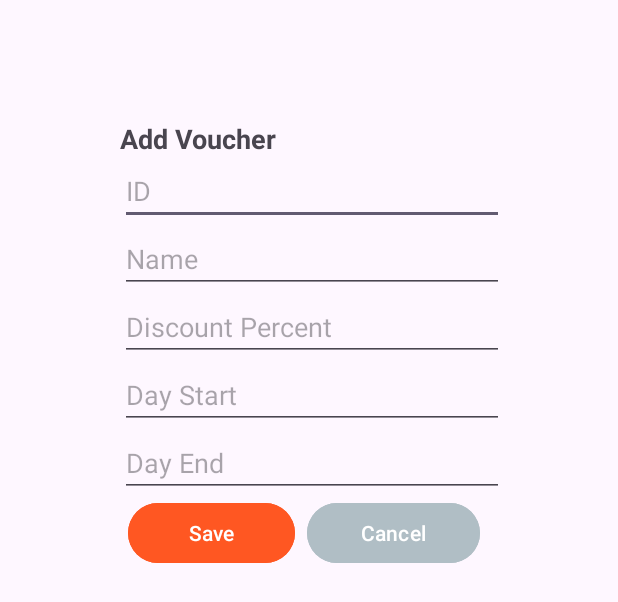
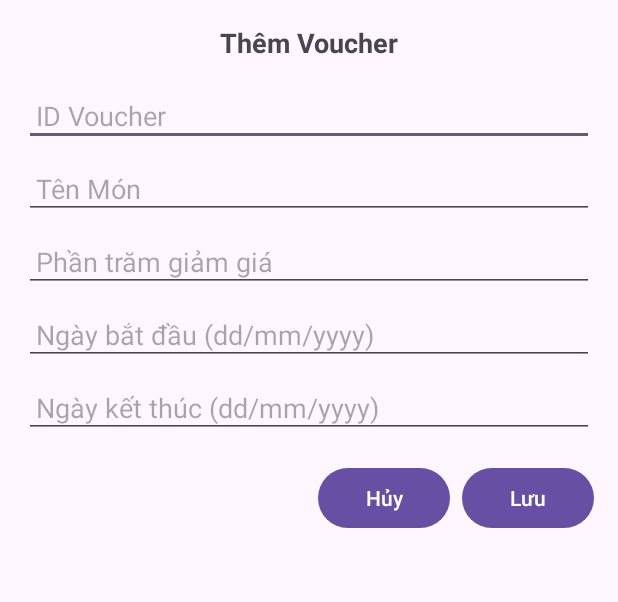
Before and after one commit to pqhuy454/PTUDDiDong_Nhom24_64HTTT4, an Android app: the layout lt_dialog_add_voucher.xml on its own in the app's theme, with its tools: preview values and no code run, on a phone screen of 412 x 824 dp. Shown: the top 602 px of the screen. Run offline under Robolectric (Android 15) with nearby library versions, the phone set to English and light mode, and no system bars.

Commit message:
done voucher

```diff
--- a/app/src/main/res/layout/lt_dialog_add_voucher.xml
+++ b/app/src/main/res/layout/lt_dialog_add_voucher.xml
@@ -1,69 +1,81 @@
+<?xml version="1.0" encoding="utf-8"?>
 <LinearLayout xmlns:android="http://schemas.android.com/apk/res/android"
     android:layout_width="match_parent"
     android:layout_height="wrap_content"
     android:orientation="vertical"
-    android:padding="80dp">
+    android:padding="16dp">
 
     <TextView
-        android:layout_width="wrap_content"
+        android:layout_width="match_parent"
         android:layout_height="wrap_content"
-        android:text="Add Voucher"
+        android:text="Thêm Voucher"
         android:textSize="18sp"
-        android:textStyle="bold" />
+        android:textStyle="bold"
+        android:gravity="center"
+        android:paddingBottom="16dp"/>
 
     <EditText
         android:id="@+id/voucherIdInput"
-        android:layout_width="277dp"
+        android:layout_width="match_parent"
         android:layout_height="wrap_content"
-        android:hint="ID" />
+        android:hint="ID Voucher"
+        android:inputType="text"
+        android:padding="8dp"
+        android:layout_marginBottom="8dp"/>
 
     <EditText
         android:id="@+id/voucherNameInput"
-        android:layout_width="277dp"
+        android:layout_width="match_parent"
         android:layout_height="wrap_content"
-        android:hint="Name" />
+        android:hint="Tên Món"
+        android:inputType="text"
+        android:padding="8dp"
+        android:layout_marginBottom="8dp"/>
 
     <EditText
         android:id="@+id/discountPercentInput"
-        android:layout_width="278dp"
+        android:layout_width="match_parent"
         android:layout_height="wrap_content"
-        android:hint="Discount Percent"
-        android:inputType="number" />
+        android:hint="Phần trăm giảm giá"
+        android:inputType="numberDecimal"
+        android:padding="8dp"
+        android:layout_marginBottom="8dp"/>
 
     <EditText
         android:id="@+id/dayStartInput"
-        android:layout_width="277dp"
+        android:layout_width="match_parent"
         android:layout_height="wrap_content"
-        android:hint="Day Start"
-        android:inputType="date" />
+        android:hint="Ngày bắt đầu (dd/mm/yyyy)"
+        android:inputType="text"
+        android:padding="8dp"
+        android:layout_marginBottom="8dp"/>
 
     <EditText
         android:id="@+id/dayEndInput"
-        android:layout_width="277dp"
+        android:layout_width="match_parent"
         android:layout_height="wrap_content"
-        android:hint="Day End"
-        android:inputType="date" />
+        android:hint="Ngày kết thúc (dd/mm/yyyy)"
+        android:inputType="text"
+        android:padding="8dp"
+        android:layout_marginBottom="16dp"/>
 
     <LinearLayout
-        android:layout_width="265dp"
-        android:layout_height="80dp"
-        android:gravity="end"
-        android:orientation="horizontal">
+        android:layout_width="match_parent"
+        android:layout_height="wrap_content"
+        android:orientation="horizontal"
+        android:gravity="end">
+
+        <Button
+            android:id="@+id/cancelBtn"
+            android:layout_width="wrap_content"
+            android:layout_height="wrap_content"
+            android:text="Hủy"
+            android:layout_marginEnd="8dp"/>
 
         <Button
             android:id="@+id/saveBtn"
-            android:layout_width="111dp"
+            android:layout_width="wrap_content"
             android:layout_height="wrap_content"
-            android:backgroundTint="#FF5722"
-            android:text="Save" />
-
-        <Button
-            android:id="@+id/cancelBtn"
-            android:layout_width="115dp"
-            android:layout_height="wrap_content"
-            android:backgroundTint="#B0BEC5"
-            android:layout_marginStart="8dp"
-            android:layout_marginEnd="25dp"
-            android:text="Cancel" />
-
-    </LinearLayout> </LinearLayout>
+            android:text="Lưu"/>
+    </LinearLayout>
+</LinearLayout>
```
Also changed, not shown: app/src/main/java/vn/tlu/k64httt4/nhom24/udqlnhahangorderzone/Activity/VoucherActivity.java (+52 -17 lines), app/src/main/java/vn/tlu/k64httt4/nhom24/udqlnhahangorderzone/Adapter/VoucherAdapter.java (+12 -5 lines).
